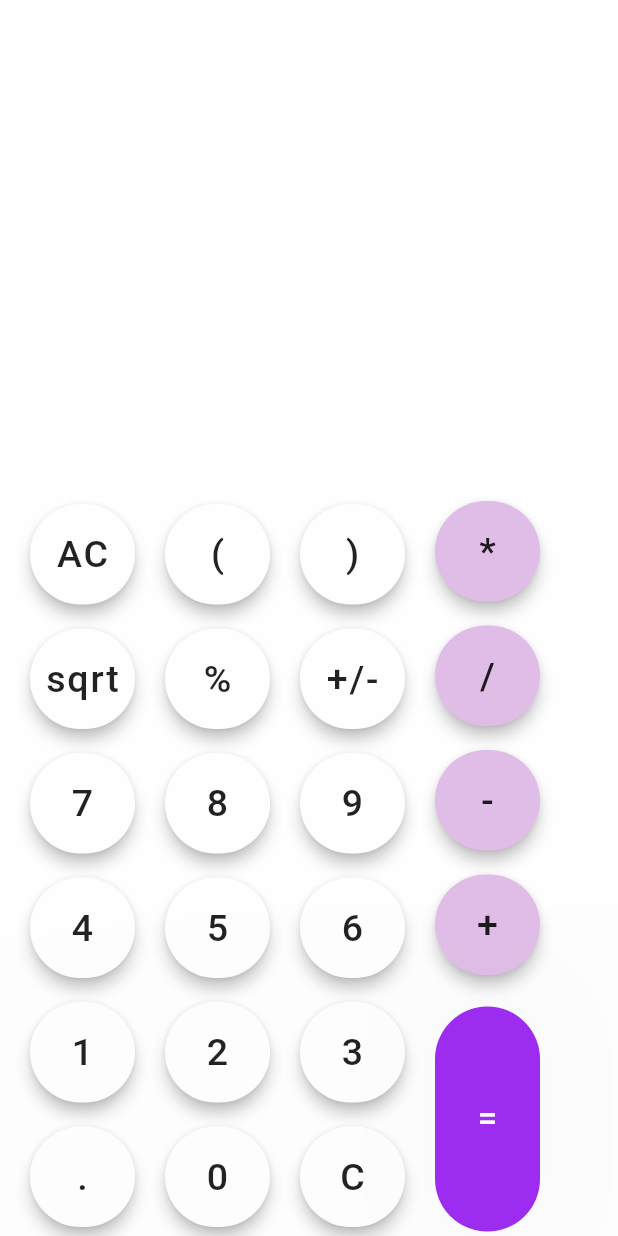
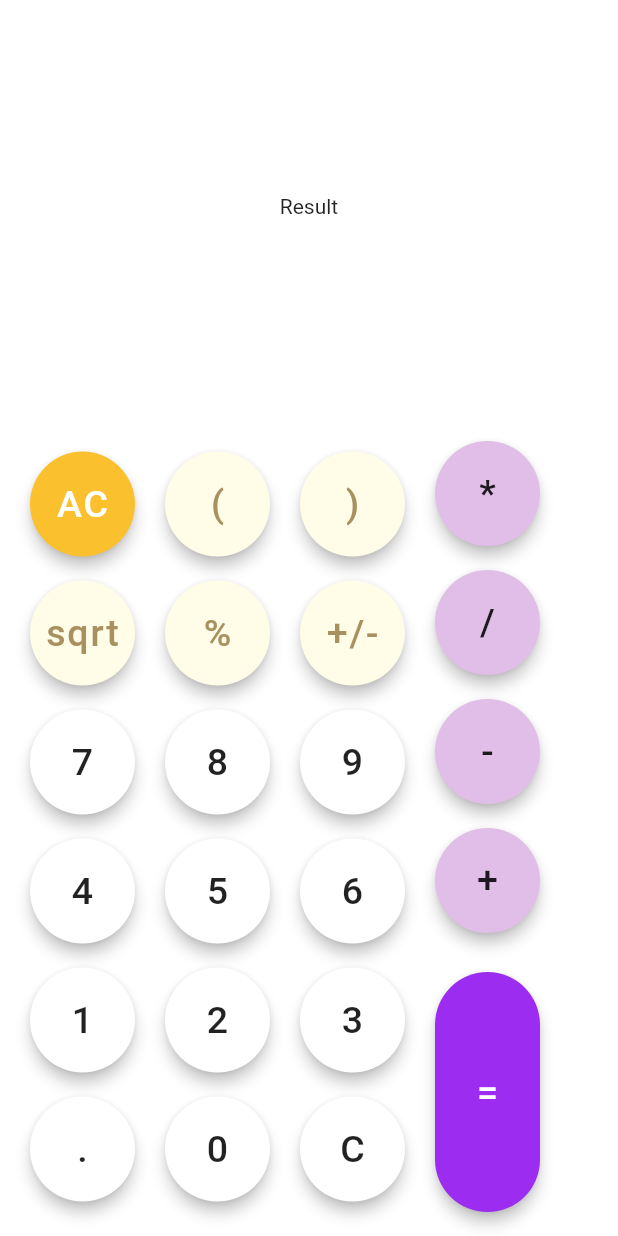
Before and after one commit to ManjunathRK1251/Calculator, a Flutter app: the screen it shows after launch, on a phone screen of 412 x 824 dp. Run offline on Flutter 3.47's test engine with Material 2 defaults, Android fonts, the phone set to English and light mode, and no system bars.

Commit message:
Changed colors of button and alignment

```diff
--- a/lib/BuildButtons.dart
+++ b/lib/BuildButtons.dart
@@ -1,6 +1,5 @@
 import 'package:flutter/material.dart';
 import 'Buttons.dart';
-import 'package:quiver/iterables.dart';
 
 // ignore: must_be_immutable
 class BuildButtons extends StatelessWidget {
@@ -15,16 +14,17 @@ class BuildButtons extends StatelessWidget {
     String text, [
     Color buttonColor = Colors.white,
     Color textColor = Colors.black87,
+    double buttonHeight = 70.0,
   ]) {
-    return Button(text, textColor, buttonColor);
+    return Button(text, textColor, buttonColor, buttonHeight);
   }
 
-  List buttonsList(List<String> buttonTexts, List buttonColors) {
-    var zipped = zip([buttonTexts, buttonColors]).toList();
-    for (var pair in zipped) {
-      buttons.add(buildButton(pair[0].toString(), pair[1]));
+  /*List buttonsList(final buttonAttributes) {
+    var keys = buttonAttributes.keys.toList();
+    for (var key in keys) {
+      buttons.add(buildButton(key, buttonAttributes[key]));
     }
     //USE DICTONARY INSTEAD
     return buttons;
-  }
+  }*/
 }
--- a/lib/ButtonLayout.dart
+++ b/lib/ButtonLayout.dart
@@ -4,28 +4,57 @@ import 'BuildButtons.dart';
 class ButtonGroup extends StatelessWidget {
   final BuildButtons buildButtons = BuildButtons();
 
-  List<String> col1 = ['AC', 'sqrt', '7', '4', '1', '.'];
-  List<String> col2 = ['(', '%', '8', '5', '2', '0'];
-  List<String> col3 = [')', '+/-', '9', '6', '3', 'C'];
-  List<String> col4 = ['*', '/', '-', '+'];
+  var col1 = {
+    'AC': Colors.yellow.shade700,
+    'sqrt': Colors.yellow.shade50,
+    '7': Colors.white,
+    '4': Colors.white,
+    '1': Colors.white,
+    '.': Colors.white,
+  };
 
-  var column1 = [
-    Colors.yellow.shade700,
-    Colors.yellow.shade100,
-    Colors.white,
-    Colors.white,
-    Colors.white,
-    Colors.white,
+  var col2 = {
+    '(': Colors.yellow.shade50,
+    '%': Colors.yellow.shade50,
+    '8': Colors.white,
+    '5': Colors.white,
+    '2': Colors.white,
+    '0': Colors.white,
+  };
+
+  var col3 = {
+    ')': Colors.yellow.shade50,
+    '+/-': Colors.yellow.shade50,
+    '9': Colors.white,
+    '6': Colors.white,
+    '3': Colors.white,
+    'C': Colors.white,
+  };
+
+  List<String> col4 = [
+    '*',
+    '/',
+    '-',
+    '+',
   ];
 
-  List<Color> others = [
-    Colors.yellow.shade100,
-    Colors.yellow.shade100,
-    Colors.white,
-    Colors.white,
-    Colors.white,
-    Colors.white,
-  ];
+  List<Widget> buttonGroup(
+    final buttonAttributes,
+  ) {
+    List<Widget> buttons = [];
+    var keys = buttonAttributes.keys.toList();
+    for (var key in keys) {
+      if (buttonAttributes[key] == Colors.yellow.shade700) {
+        buttons.add(
+            buildButtons.buildButton(key, buttonAttributes[key], Colors.white));
+      } else if (buttonAttributes[key] == Colors.yellow.shade50)
+        buttons.add(buildButtons.buildButton(
+            key, buttonAttributes[key], Color(0xffa9915f)));
+      else
+        buttons.add(buildButtons.buildButton(key, buttonAttributes[key]));
+    }
+    return buttons;
+  }
 
   @override
   Widget build(BuildContext context) {
@@ -35,25 +64,19 @@ class ButtonGroup extends StatelessWidget {
           padding: EdgeInsets.all(10.0),
         ),
         Column(
-          children: [
-            for (String text in col1) buildButtons.buildButton(text),
-          ],
+          children: buttonGroup(col1),
         ),
         Padding(
           padding: EdgeInsets.all(10.0),
         ),
         Column(
-          children: [
-            for (String text in col2) buildButtons.buildButton(text),
-          ],
+          children: buttonGroup(col2),
         ),
         Padding(
           padding: EdgeInsets.all(10.0),
         ),
         Column(
-          children: [
-            for (String text in col3) buildButtons.buildButton(text),
-          ],
+          children: buttonGroup(col3),
         ),
         Padding(
           padding: EdgeInsets.all(10.0),
@@ -63,23 +86,15 @@ class ButtonGroup extends StatelessWidget {
             for (String text in col4)
               buildButtons.buildButton(text, Colors.purple.shade100),
             Padding(
-              padding: EdgeInsets.all(10.0),
+              padding: EdgeInsets.all(5.0),
             ),
-            Container(
-              height: 150.0,
-              width: 70.0,
-              child: FloatingActionButton.extended(
-                  elevation: 1000.0,
-                  backgroundColor: Color(0xff9b2cf0),
-                  onPressed: () {},
-                  label: Text(
-                    '=',
-                    style: TextStyle(fontSize: 23.0),
-                  )),
-            ),
+            buildButtons.buildButton(
+                '=', Color(0xff9b2cf0), Colors.white, 160.0),
           ],
         ),
       ],
     );
   }
 }
+
+/*  */
--- a/lib/Buttons.dart
+++ b/lib/Buttons.dart
@@ -5,25 +5,36 @@ class Button extends StatefulWidget {
   late String text;
   late Color textColor;
   late Color buttonColor;
-  Button(String text, Color textColor, Color buttonColor) {
+  late double buttonHeight;
+
+  Button(String text, Color textColor, Color buttonColor, double buttonHeight) {
     this.buttonColor = buttonColor;
     this.text = text;
     this.textColor = textColor;
+    this.buttonHeight = buttonHeight;
   }
 
   @override
-  _ButtonState createState() => _ButtonState(text, textColor, buttonColor);
+  _ButtonState createState() =>
+      _ButtonState(text, textColor, buttonColor, buttonHeight);
 }
 
 class _ButtonState extends State<Button> {
   late String text;
   late Color textColor;
   late Color buttonColor;
+  late double buttonHeight;
 
-  _ButtonState(String text, Color textColor, Color buttonColor) {
+  _ButtonState(
+    String text,
+    Color textColor,
+    Color buttonColor, [
+    double buttonHeight = 30.0,
+  ]) {
     this.buttonColor = buttonColor;
     this.text = text;
     this.textColor = textColor;
+    this.buttonHeight = buttonHeight;
   }
 
   @override
@@ -32,9 +43,11 @@ class _ButtonState extends State<Button> {
       padding: const EdgeInsets.only(top: 15.0, bottom: 1.0),
       child: Container(
         width: 70.0,
-        height: 67.0,
+        height: buttonHeight,
         child: FloatingActionButton.extended(
+            splashColor: Colors.white10,
             backgroundColor: buttonColor,
+            highlightElevation: 20.0,
             elevation: 4.0,
             onPressed: () {},
             label: Text(
--- a/lib/main.dart
+++ b/lib/main.dart
@@ -9,6 +9,7 @@ class Calculator extends StatelessWidget {
   @override
   Widget build(BuildContext context) {
     return MaterialApp(
+      debugShowCheckedModeBanner: false,
       home: Scaffold(
         backgroundColor: Colors.white,
         body: Homepage(),
@@ -24,8 +25,10 @@ class Homepage extends StatelessWidget {
       child: Column(
         children: [
           Container(
-            height: 315.0,
+            //Result area
+            height: 275.0,
             color: Colors.white,
+            child: Center(child: Text('Result')),
           ),
           Padding(padding: EdgeInsets.only(top: 4.05)),
           Center(
```
